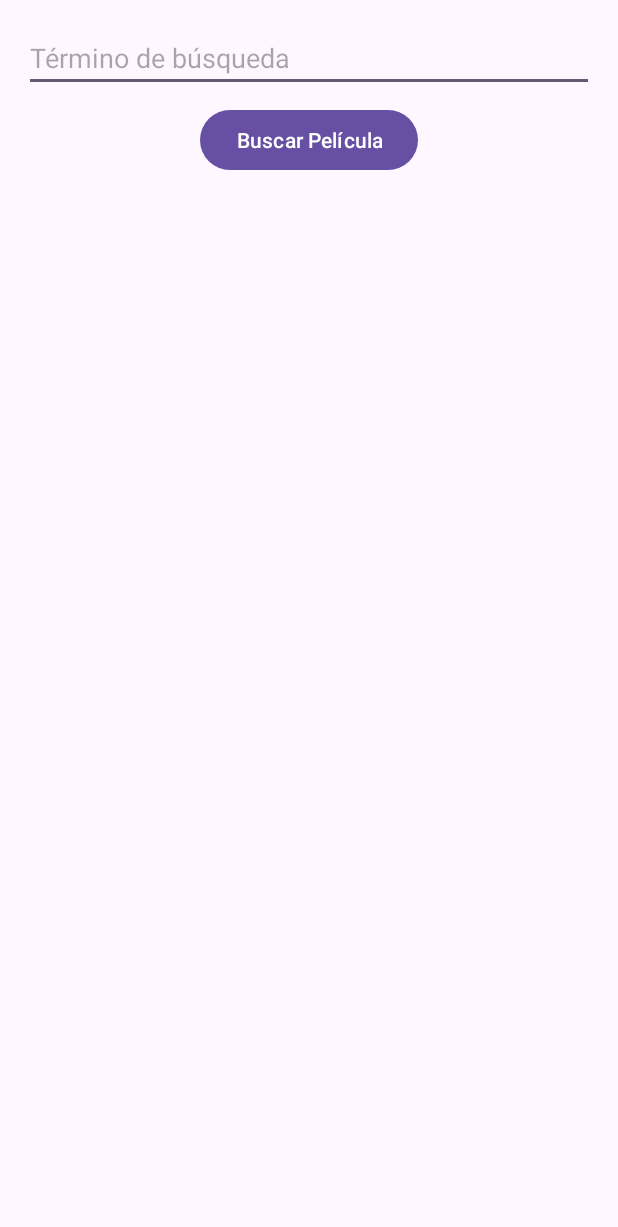
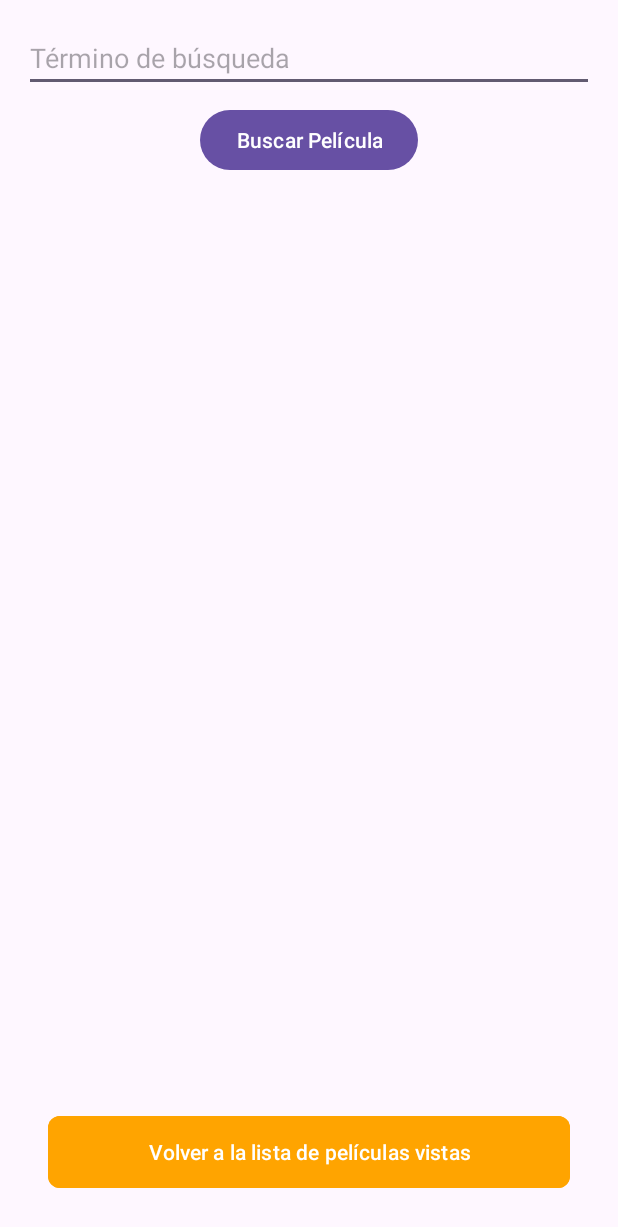
Before and after one commit to Miyagito/prueba-final-app-nativa, an Android app: the screen it shows after launch (AddMovieActivity), after a tap on an icon or button, on a phone screen of 412 x 824 dp. Shown: the top 1227 px of the screen. Run offline under Robolectric (Android 15) with nearby library versions, the phone set to English and light mode, and no system bars; pictures from the network do not load.

Commit message:
ya agrega peliculas y elimina peliculas de la lista principal de peliculas

```diff
--- a/app/src/main/java/adapter/MovieAdapter.java
+++ b/app/src/main/java/adapter/MovieAdapter.java
@@ -10,14 +10,25 @@ import androidx.recyclerview.widget.RecyclerView;
 import com.bumptech.glide.Glide;
 import com.example.pruebafinalappnativa.R;
 import java.util.List;
+import java.util.Set;
 import model.Movie;
 
 public class MovieAdapter extends RecyclerView.Adapter<MovieAdapter.MovieViewHolder> {
 
     private final List<Movie> moviesList;
+    private Set<Movie> selectedMovies;
+    private final OnMovieSelectionListener selectionListener;
+    private final boolean isMovieListView;
 
-    public MovieAdapter(List<Movie> moviesList) {
+    public interface OnMovieSelectionListener {
+        void onMovieSelectionChanged(Movie movie, boolean isSelected);
+    }
+
+    public MovieAdapter(List<Movie> moviesList, Set<Movie> selectedMovies, OnMovieSelectionListener listener, boolean isMovieListView) {
         this.moviesList = moviesList;
+        this.selectedMovies = selectedMovies;
+        this.selectionListener = listener;
+        this.isMovieListView = isMovieListView;
     }
 
     @NonNull
@@ -39,16 +50,46 @@ public class MovieAdapter extends RecyclerView.Adapter<MovieAdapter.MovieViewHol
             Glide.with(holder.itemView.getContext())
                     .load(movie.getPoster())
                     .placeholder(android.R.drawable.ic_menu_gallery)
-
                     .into(holder.moviePosterImageView);
         } else {
             holder.moviePosterImageView.setImageResource(android.R.drawable.ic_menu_gallery);
         }
+
+        if (isMovieListView) {
+            holder.addButton.setImageResource(android.R.drawable.ic_menu_delete);
+        } else {
+            holder.addButton.setImageResource(android.R.drawable.ic_input_add);
+        }
+
+        holder.addButton.setOnClickListener(view -> {
+            boolean isSelected = selectedMovies.contains(movie);
+            if (isSelected) {
+                selectedMovies.remove(movie);
+            } else {
+                selectedMovies.add(movie);
+            }
+            selectionListener.onMovieSelectionChanged(movie, !isSelected);
+
+            if (isMovieListView) {
+                moviesList.remove(position);
+                notifyItemRemoved(position);
+            }
+        });
     }
 
     @Override
     public int getItemCount() {
-        return moviesList != null ? moviesList.size() : 0;
+        return moviesList.size();
+    }
+
+    public Set<Movie> getSelectedMovies() {
+        return selectedMovies;
+    }
+
+    public void setSelectedMovies(Set<Movie> selectedMovies) {
+        this.selectedMovies.clear();
+        this.selectedMovies.addAll(selectedMovies);
+        notifyDataSetChanged();
     }
 
     public static class MovieViewHolder extends RecyclerView.ViewHolder {
@@ -57,6 +98,7 @@ public class MovieAdapter extends RecyclerView.Adapter<MovieAdapter.MovieViewHol
         TextView movieYearTextView;
         TextView movieTypeTextView;
         TextView movieImdbIDTextView;
+        ImageView addButton;
 
         public MovieViewHolder(View view) {
             super(view);
@@ -65,6 +107,7 @@ public class MovieAdapter extends RecyclerView.Adapter<MovieAdapter.MovieViewHol
             movieYearTextView = view.findViewById(R.id.movieYearTextView);
             movieTypeTextView = view.findViewById(R.id.movieTypeTextView);
             movieImdbIDTextView = view.findViewById(R.id.movieImdbIDTextView);
+            addButton = view.findViewById(R.id.addButton);
         }
     }
 }
--- a/app/src/main/java/com/example/pruebafinalappnativa/AddMovieActivity.java
+++ b/app/src/main/java/com/example/pruebafinalappnativa/AddMovieActivity.java
@@ -1,5 +1,6 @@
 package com.example.pruebafinalappnativa;
 
+import android.content.Intent;
 import android.os.Bundle;
 import android.widget.Button;
 import android.widget.EditText;
@@ -9,7 +10,10 @@ import androidx.recyclerview.widget.RecyclerView;
 
 import android.util.Log;
 
+import com.google.android.material.button.MaterialButton;
+
 import java.util.ArrayList;
+import java.util.HashSet;
 import java.util.List;
 
 import adapter.MovieAdapter;
@@ -37,7 +41,14 @@ public class AddMovieActivity extends AppCompatActivity {
         Button buttonFetchMovie = findViewById(R.id.buttonFetchMovie);
         recyclerViewMovies = findViewById(R.id.recyclerViewMovies);
         moviesList = new ArrayList<>();
-        adapter = new MovieAdapter(moviesList);
+
+        // Necesitas crear un OnMovieSelectionListener y pasarlo aquí.
+        // Como este es el AddMovieActivity y no necesitas manejar la selección aquí,
+        // puedes pasar un lambda que no haga nada o el contexto de la actividad si implementas la interfaz en la actividad.
+        adapter = new MovieAdapter(moviesList, new HashSet<>(), (movie, isSelected) -> {
+            // Aquí puedes manejar la selección si fuera necesario.
+            // Como es AddMovieActivity, probablemente no necesites hacer nada aquí.
+        }, false);
 
         recyclerViewMovies.setLayoutManager(new LinearLayoutManager(this));
         recyclerViewMovies.setAdapter(adapter);
@@ -45,6 +56,20 @@ public class AddMovieActivity extends AppCompatActivity {
         buttonFetchMovie.setOnClickListener(view -> {
             String searchTerm = editTextSearchTerm.getText().toString();
             fetchMoviesByTitle(searchTerm);
+        });
+
+        // Encuentra el botón por su ID
+        MaterialButton buttonReturn = findViewById(R.id.buttonReturn);
+
+        // Asigna un OnClickListener al botón
+        buttonReturn.setOnClickListener(view -> {
+            // Prepara los datos a devolver a MainActivity
+            Intent resultIntent = new Intent();
+            resultIntent.putParcelableArrayListExtra("selectedMovies", new ArrayList<>(adapter.getSelectedMovies()));
+            setResult(RESULT_OK, resultIntent);
+
+            // Finaliza esta actividad, lo que llevará al usuario de vuelta a MainActivity
+            finish();
         });
     }
 
@@ -91,5 +116,15 @@ public class AddMovieActivity extends AppCompatActivity {
                 // Aquí podrías mostrar un mensaje al usuario o actualizar la UI para reflejar el error
             }
         });
+
     }
+
+    @Override
+    public void onBackPressed() {
+        Intent resultIntent = new Intent();
+        resultIntent.putParcelableArrayListExtra("selectedMovies", new ArrayList<>(adapter.getSelectedMovies()));
+        setResult(RESULT_OK, resultIntent);
+        super.onBackPressed();
+    }
+
 }
--- a/app/src/main/java/com/example/pruebafinalappnativa/MainActivity.java
+++ b/app/src/main/java/com/example/pruebafinalappnativa/MainActivity.java
@@ -1,4 +1,3 @@
-// MainActivity.java
 package com.example.pruebafinalappnativa;
 
 import android.content.Intent;
@@ -8,20 +7,21 @@ import androidx.appcompat.widget.Toolbar;
 import androidx.recyclerview.widget.LinearLayoutManager;
 import androidx.recyclerview.widget.RecyclerView;
 import com.google.android.material.floatingactionbutton.FloatingActionButton;
-
 import java.util.ArrayList;
+import java.util.HashSet;
 import java.util.List;
-
+import java.util.Set;
 import adapter.MovieAdapter;
 import model.Movie;
 
-public class MainActivity extends AppCompatActivity {
+public class MainActivity extends AppCompatActivity implements MovieAdapter.OnMovieSelectionListener {
 
-    private static final int REQUEST_CODE_ADD_MOVIE = 1; // Código de solicitud arbitrario
-    private RecyclerView recyclerView;
-    private FloatingActionButton fab;
+    private static final int REQUEST_CODE_ADD_MOVIE = 1;
+    private RecyclerView recyclerViewMovies;
+    private FloatingActionButton fabAddMovie;
     private List<Movie> moviesList;
-    private MovieAdapter adapter;
+    private MovieAdapter movieAdapter;
+    private Set<Movie> selectedMovies = new HashSet<>();
 
     @Override
     protected void onCreate(Bundle savedInstanceState) {
@@ -31,46 +31,53 @@ public class MainActivity extends AppCompatActivity {
         Toolbar toolbar = findViewById(R.id.toolbar);
         setSupportActionBar(toolbar);
 
-        recyclerView = findViewById(R.id.recycler_view_movies);
-        recyclerView.setLayoutManager(new LinearLayoutManager(this));
+        recyclerViewMovies = findViewById(R.id.recycler_view_movies);
+        recyclerViewMovies.setLayoutManager(new LinearLayoutManager(this));
 
         moviesList = new ArrayList<>();
-        adapter = new MovieAdapter(moviesList);
-        recyclerView.setAdapter(adapter);
+        movieAdapter = new MovieAdapter(moviesList, selectedMovies, this, true);
+        recyclerViewMovies.setAdapter(movieAdapter);
 
-        fab = findViewById(R.id.add_movie_fab);
-        fab.setOnClickListener(view -> {
+        fabAddMovie = findViewById(R.id.add_movie_fab);
+        fabAddMovie.setOnClickListener(view -> {
             Intent intent = new Intent(MainActivity.this, AddMovieActivity.class);
             startActivityForResult(intent, REQUEST_CODE_ADD_MOVIE);
         });
     }
 
     @Override
+    public void onMovieSelectionChanged(Movie movie, boolean isSelected) {
+        if (isSelected) {
+            selectedMovies.add(movie);
+        } else {
+            selectedMovies.remove(movie);
+        }
+        refreshSelectedMoviesView();
+    }
+
+    private void refreshSelectedMoviesView() {
+        // Esta función debería actualizar el RecyclerView con las películas seleccionadas.
+        movieAdapter.setSelectedMovies(selectedMovies); // Pasar las películas seleccionadas al adaptador.
+        movieAdapter.notifyDataSetChanged(); // Notificar al adaptador que los datos han cambiado para refrescar la vista.
+    }
+
+
+    @Override
     protected void onActivityResult(int requestCode, int resultCode, Intent data) {
         super.onActivityResult(requestCode, resultCode, data);
 
         if (requestCode == REQUEST_CODE_ADD_MOVIE && resultCode == RESULT_OK && data != null) {
-            ArrayList<String> movieTitles = data.getStringArrayListExtra("movieTitles");
-            ArrayList<String> movieYears = data.getStringArrayListExtra("movieYears");
-            // Asumiendo que también pasas los IDs de IMDb, tipos y URLs de los pósters.
-            ArrayList<String> movieImdbIDs = data.getStringArrayListExtra("movieImdbIDs");
-            ArrayList<String> movieTypes = data.getStringArrayListExtra("movieTypes");
-            ArrayList<String> moviePosters = data.getStringArrayListExtra("moviePosters");
-
-            if (movieTitles != null && movieYears != null && movieImdbIDs != null && movieTypes != null && moviePosters != null) {
-                for (int i = 0; i < movieTitles.size(); i++) {
-                    String posterUrl = moviePosters.get(i).equals("N/A") ? null : moviePosters.get(i); // Reemplaza "N/A" por null o un URL de imagen por defecto
-                    moviesList.add(new Movie(
-                            movieTitles.get(i),
-                            movieYears.get(i),
-                            movieImdbIDs.get(i),
-                            movieTypes.get(i),
-                            posterUrl
-                    ));
-                }
-                adapter.notifyDataSetChanged();
+            ArrayList<Movie> newSelectedMovies = data.getParcelableArrayListExtra("selectedMovies");
+            if (newSelectedMovies != null) {
+                selectedMovies.addAll(newSelectedMovies);
+                moviesList.clear();
+                moviesList.addAll(selectedMovies);
+                movieAdapter.setSelectedMovies(selectedMovies);
+                movieAdapter.notifyDataSetChanged();
             }
         }
     }
 
+
+
 }
--- a/app/src/main/res/layout/activity_add_movie.xml
+++ b/app/src/main/res/layout/activity_add_movie.xml
@@ -36,7 +36,35 @@
         android:layout_marginStart="16dp"
         android:layout_marginEnd="16dp"
         app:layout_constraintTop_toBottomOf="@id/buttonFetchMovie"
+        app:layout_constraintBottom_toTopOf="@id/space"
+        app:layout_constraintStart_toStartOf="parent"
+        app:layout_constraintEnd_toEndOf="parent" />
+
+    <View
+        android:id="@+id/space"
+        android:layout_width="0dp"
+        android:layout_height="24dp"
+        app:layout_constraintBottom_toTopOf="@id/buttonReturn"
+        app:layout_constraintStart_toStartOf="parent"
+        app:layout_constraintEnd_toEndOf="parent" />
+
+    <com.google.android.material.button.MaterialButton
+        android:id="@+id/buttonReturn"
+        android:layout_width="0dp"
+        android:layout_height="wrap_content"
+        android:text="Volver a la lista de películas vistas"
+        android:backgroundTint="@color/buttonBackground"
+        android:insetTop="0dp"
+        android:insetBottom="0dp"
+        app:cornerRadius="8dp"
+        app:rippleColor="@color/buttonRipple"
+        android:clickable="true"
+        android:focusable="true"
+        android:layout_marginStart="32dp"
+        android:layout_marginEnd="32dp"
+        android:layout_marginBottom="32dp"
         app:layout_constraintBottom_toBottomOf="parent"
         app:layout_constraintStart_toStartOf="parent"
-        app:layout_constraintEnd_toEndOf="parent"/>
+        app:layout_constraintEnd_toEndOf="parent" />
+
 </androidx.constraintlayout.widget.ConstraintLayout>
--- a/app/src/main/res/values/colors.xml
+++ b/app/src/main/res/values/colors.xml
@@ -2,4 +2,7 @@
 <resources>
     <color name="black">#FF000000</color>
     <color name="white">#FFFFFFFF</color>
+    <color name="lightBackground">#EFEFEF</color>
+    <color name="buttonBackground">#ffa400</color>
+    <color name="buttonRipple">#88FFFFFF</color>
 </resources>
--- a/app/src/main/res/values/strings.xml
+++ b/app/src/main/res/values/strings.xml
@@ -1,4 +1,4 @@
 <resources>
-    <string name="app_name">prueba final app nativa</string>
+    <string name="app_name">Películas vistas</string>
     <string name="add_to_saw_it">Añadir a vistos</string>
 </resources>
```
Also changed, not shown: app/src/main/java/model/Movie.java (+41 -1 lines).
